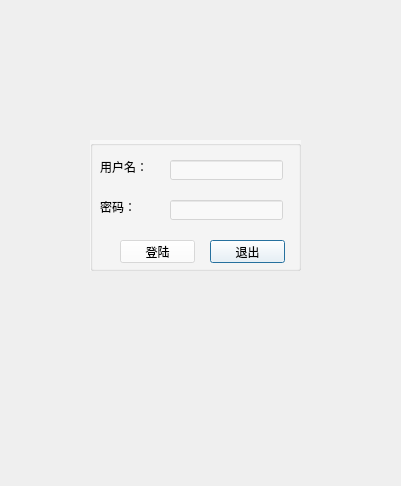
Qt form deliciousClient/loginWindow.ui (gaoxiaojun/delicacymap) before a commit.
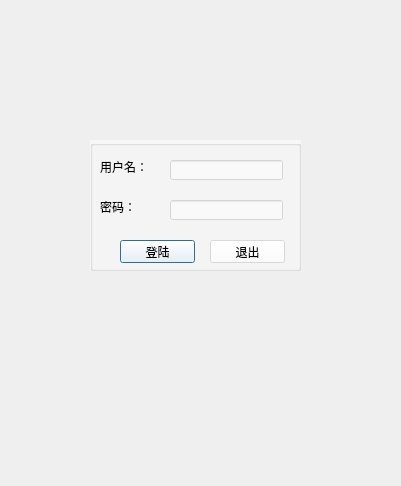
The same form after that commit. Icons and pictures are not drawn.

Diff of the .ui file:
```diff
--- a/deliciousClient/loginWindow.ui
+++ b/deliciousClient/loginWindow.ui
@@ -99,7 +99,7 @@
      <bool>false</bool>
     </property>
     <property name="default">
-     <bool>false</bool>
+     <bool>true</bool>
     </property>
    </widget>
    <widget class="QPushButton" name="cancelButton">
@@ -114,6 +114,9 @@
     <property name="text">
      <string>退出</string>
     </property>
+    <property name="autoDefault">
+     <bool>false</bool>
+    </property>
    </widget>
   </widget>
  </widget>
```
Left out of the diff: 28 changed lines with no effect on the pictures.
